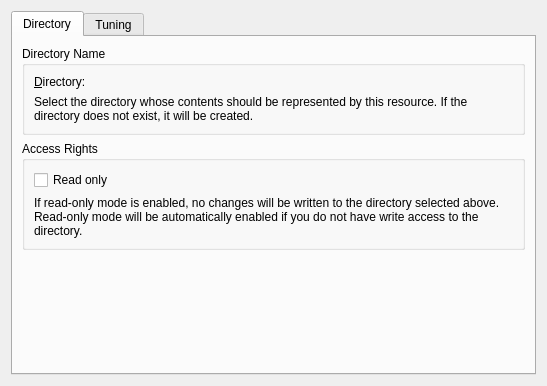
KDE/kdepim-runtime, file resources/shared/singlefileresource/settingsdialog.ui: the form before one commit.
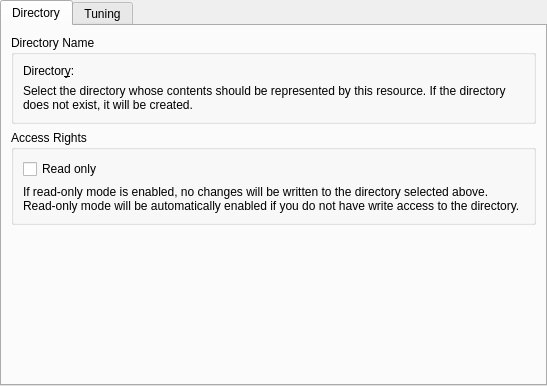
The form after the commit. Custom widgets are drawn as their Qt base class.

Commit message: Remove double margin

What changed in the file:
```diff
--- a/resources/shared/singlefileresource/settingsdialog.ui
+++ b/resources/shared/singlefileresource/settingsdialog.ui
@@ -9,7 +9,19 @@
     <height>386</height>
    </rect>
   </property>
-  <layout class="QVBoxLayout" name="verticalLayout" >
+  <layout class="QVBoxLayout" name="verticalLayout">
+   <property name="leftMargin">
+    <number>0</number>
+   </property>
+   <property name="topMargin">
+    <number>0</number>
+   </property>
+   <property name="rightMargin">
+    <number>0</number>
+   </property>
+   <property name="bottomMargin">
+    <number>0</number>
+   </property>
    <item>
     <widget class="QTabWidget" name="tabWidget" >
      <property name="currentIndex" >
@@ -29,9 +41,9 @@
           <item>
            <layout class="QHBoxLayout" name="horizontalLayout" >
             <item>
-             <widget class="QLabel" name="label" >
-              <property name="text" >
-               <string>&amp;Directory:</string>
+             <widget class="QLabel" name="label">
+              <property name="text">
+               <string>Director&amp;y:</string>
               </property>
               <property name="buddy" >
                <cstring>kcfg_Path</cstring>
@@ -166,15 +178,16 @@
   </layout>
  </widget>
  <customwidgets>
-  <customwidget>
-   <class>KPluralHandlingSpinBox</class>
-   <extends>QSpinBox</extends>
-   <header>KPluralHandlingSpinBox</header>
-  </customwidget>
   <customwidget>
    <class>KUrlRequester</class>
    <extends>QFrame</extends>
    <header>kurlrequester.h</header>
+   <container>1</container>
+  </customwidget>
+  <customwidget>
+   <class>KPluralHandlingSpinBox</class>
+   <extends>QSpinBox</extends>
+   <header>KPluralHandlingSpinBox</header>
   </customwidget>
  </customwidgets>
  <resources/>
```
Left out of the diff: 105 changed lines with no effect on the pictures. The commit also changes 6 other files.
